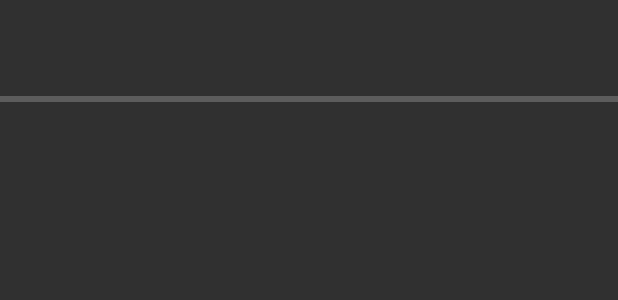
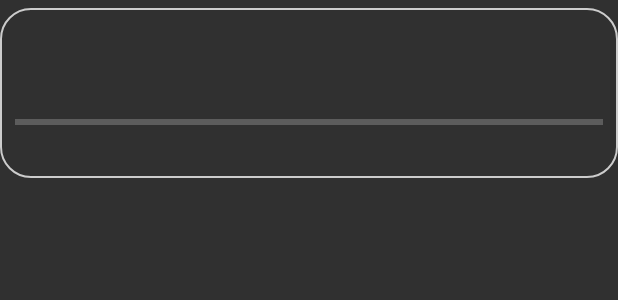
Before and after one commit to a-blondel/R6Challenges, an Android app: the layout challenge_row.xml on its own in the app's theme, with its tools: preview values and no code run, on a phone screen of 412 x 824 dp. Shown: the top 300 px of the screen. Run offline under Robolectric (Android 15) with nearby library versions, the phone set to English and light mode, and no system bars.

Commit message:
Add border between each challenge

```diff
--- /dev/null
+++ b/app/src/main/res/drawable/challenge_border.xml
@@ -0,0 +1,6 @@
+<?xml version="1.0" encoding="UTF-8"?>
+<shape xmlns:android="http://schemas.android.com/apk/res/android" android:shape="rectangle">
+    <corners android:radius="20dp"/>
+    <padding android:left="10dp" android:right="10dp" android:top="10dp" android:bottom="10dp"/>
+    <stroke android:width="1dp" android:color="#CCCCCC"/>
+</shape>
--- a/app/src/main/res/layout/challenge_row.xml
+++ b/app/src/main/res/layout/challenge_row.xml
@@ -2,7 +2,10 @@
 <LinearLayout xmlns:android="http://schemas.android.com/apk/res/android"
     android:layout_width="match_parent"
     android:layout_height="wrap_content"
-    android:orientation="vertical">
+    android:orientation="vertical"
+    android:layout_marginTop="5dp"
+    android:layout_marginBottom="5dp"
+    android:background="@drawable/challenge_border">
 
     <LinearLayout
         android:layout_width="match_parent"
```
